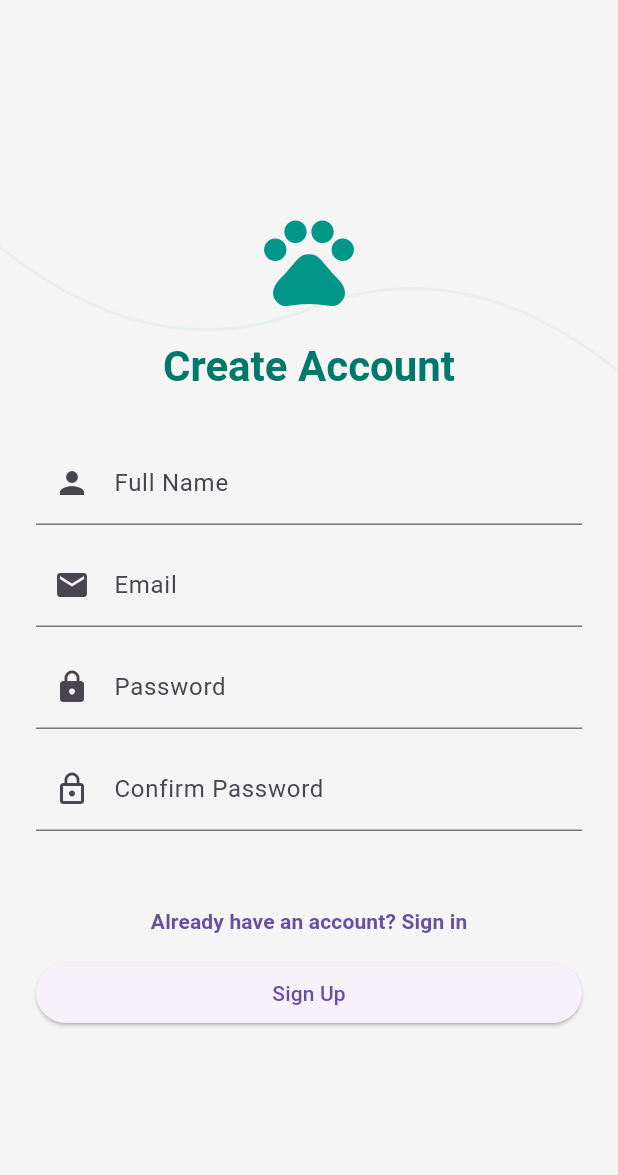
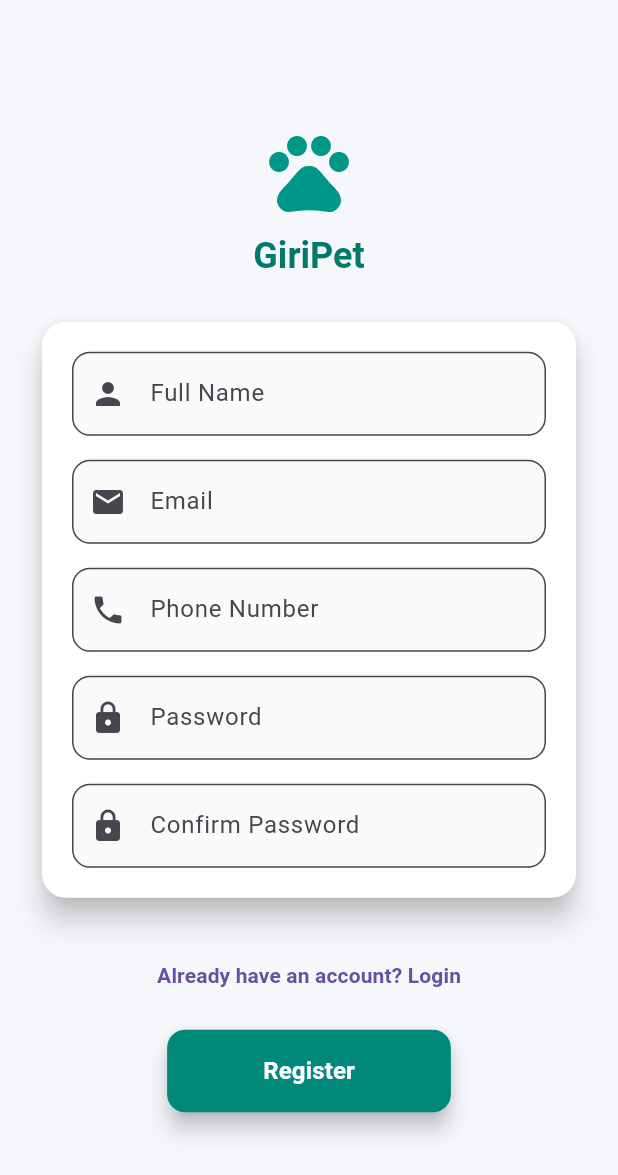
Before and after one commit to EminNiftili/GiriPetMobile, a Flutter app: the RegisterScreen screen opened by its route, on a phone screen of 412 x 824 dp. Shown: the top 1175 px of the screen. Run offline on Flutter 3.47's test engine with Material 3 defaults, Android fonts, the light colour scheme and no system bars; our stand-ins replace dio, equatable, flutter_bloc, shared_preferences; accounts and stored records are empty; generated files the repository leaves out were written again.

Commit message:
register page is ready

```diff
--- a/lib/core/network/dio_client.dart
+++ b/lib/core/network/dio_client.dart
@@ -4,7 +4,7 @@ import 'package:shared_preferences/shared_preferences.dart';
 
 class DioClient {
   final Dio _dio = Dio(BaseOptions(
-    baseUrl: 'https://localhost:7208/api',
+    baseUrl: 'http://46.31.77.59/api',
     connectTimeout: const Duration(seconds: 10),
     receiveTimeout: const Duration(seconds: 10),
     contentType: 'application/json',
--- a/lib/data/datasources/auth_remote_datasource.dart
+++ b/lib/data/datasources/auth_remote_datasource.dart
@@ -8,12 +8,13 @@ class AuthRemoteDataSource {
     required String name,
     required String email,
     required String password,
+    required String phone,
   }) async {
     return _dio.post('/auth/register', data: {
       'FullName': name,
       'Email': email,
       'Password': password,
-      'PhoneNumber': password,
+      'PhoneNumber': phone,
     });
   }
 }
--- a/lib/logic/blocs/register/register_event.dart
+++ b/lib/logic/blocs/register/register_event.dart
@@ -28,6 +28,14 @@ class RegisterPasswordChanged extends RegisterEvent {
   List<Object> get props => [password];
 }
 
+class RegisterPhoneChanged extends RegisterEvent {
+  final String phone;
+  const RegisterPhoneChanged(this.phone);
+
+  @override
+  List<Object> get props => [phone];
+}
+
 class RegisterConfirmPasswordChanged extends RegisterEvent {
   final String confirmPassword;
   const RegisterConfirmPasswordChanged(this.confirmPassword);
--- a/lib/logic/blocs/register/register_state.dart
+++ b/lib/logic/blocs/register/register_state.dart
@@ -8,15 +8,21 @@ class RegisterState extends Equatable {
   final bool isSubmitting;
   final bool isSuccess;
   final bool isFailure;
+  final String phone;
+  final bool isLoading;
+  final String errorMessage;
 
   const RegisterState({
     required this.name,
     required this.email,
     required this.password,
     required this.confirmPassword,
+    required this.phone,
     required this.isSubmitting,
     required this.isSuccess,
     required this.isFailure,
+    required this.isLoading,
+    required this.errorMessage,
   });
 
   factory RegisterState.initial() => const RegisterState(
@@ -24,32 +30,50 @@ class RegisterState extends Equatable {
         email: '',
         password: '',
         confirmPassword: '',
+        phone: '',
         isSubmitting: false,
         isSuccess: false,
         isFailure: false,
+        isLoading: false,
+        errorMessage: '',
       );
 
-  RegisterState copyWith({
-    String? name,
+  RegisterState copyWith(
+      {String? name,
       String? email,
       String? password,
       String? confirmPassword,
+      String? phone,
       bool? isSubmitting,
       bool? isSuccess,
       bool? isFailure,
-  }) {
+      bool? isLoading,
+      String? errorMessage}) {
     return RegisterState(
       name: name ?? this.name,
       email: email ?? this.email,
       password: password ?? this.password,
       confirmPassword: confirmPassword ?? this.confirmPassword,
+      phone: phone ?? this.phone,
       isSubmitting: isSubmitting ?? this.isSubmitting,
       isSuccess: isSuccess ?? this.isSuccess,
       isFailure: isFailure ?? this.isFailure,
+      isLoading: isLoading ?? this.isLoading,
+      errorMessage: errorMessage ?? this.errorMessage,
     );
   }
 
   @override
-  List<Object> get props =>
-      [name, email, password, confirmPassword, isSubmitting, isSuccess, isFailure];
+  List<Object> get props => [
+        name,
+        email,
+        password,
+        confirmPassword,
+        phone,
+        isSubmitting,
+        isSuccess,
+        isFailure,
+        isLoading,
+        errorMessage,
+      ];
 }
--- a/lib/main.dart
+++ b/lib/main.dart
@@ -1,4 +1,5 @@
 import 'package:flutter/material.dart';
+import 'package:giripet_mobile/presentation/screens/forgot_password_screen/forgot_password_screen.dart';
 import 'presentation/screens/login/login_screen.dart';
 import 'package:flutter_gen/gen_l10n/app_localizations.dart';
 import 'package:flutter_localizations/flutter_localizations.dart';
@@ -29,6 +30,7 @@ class MyApp extends StatelessWidget {
       ],
       routes: {
         '/register': (context) => const RegisterScreen(),
+        '/forgot_password': (context) => const ForgotPasswordScreen(),
       },
       home: const LoginScreen(),
     );
--- a/lib/presentation/screens/login/login_form.dart
+++ b/lib/presentation/screens/login/login_form.dart
@@ -95,10 +95,7 @@ class LoginForm extends StatelessWidget {
             const SizedBox(height: 12),
             TextButton(
               onPressed: () {
-                // TODO: Forgot password ekranına yönlendirme
-                ScaffoldMessenger.of(context).showSnackBar(
-                  const SnackBar(content: Text("Forgot Password clicked")),
-                );
+                Navigator.of(context).pushNamed('/forgot_password');
               },
               child: const Text(
                 'Forgot your password?',
@@ -114,7 +111,6 @@ class LoginForm extends StatelessWidget {
                 style: TextStyle(fontWeight: FontWeight.w600),
               ),
             ),
-
           ],
         );
       },
--- a/lib/presentation/screens/register/register_form.dart
+++ b/lib/presentation/screens/register/register_form.dart
@@ -2,99 +2,70 @@ import 'package:flutter/material.dart';
 import 'package:flutter_bloc/flutter_bloc.dart';
 import 'package:giripet_mobile/logic/blocs/register/register_bloc.dart';
 import 'package:giripet_mobile/logic/blocs/register/register_event.dart';
-import 'package:giripet_mobile/logic/blocs/register/register_state.dart';
 
 class RegisterForm extends StatelessWidget {
   const RegisterForm({super.key});
 
   @override
   Widget build(BuildContext context) {
-    return BlocBuilder<RegisterBloc, RegisterState>(
-      builder: (context, state) {
-        return Column(
+    return Card(
+      color: Colors.white,
+      elevation: 8,
+      shape: RoundedRectangleBorder(borderRadius: BorderRadius.circular(16)),
+      child: Padding(
+        padding: const EdgeInsets.all(20),
+        child: Column(
           crossAxisAlignment: CrossAxisAlignment.stretch,
           children: [
-            TextField(
-              onChanged: (value) =>
-                  context.read<RegisterBloc>().add(RegisterNameChanged(value)),
-              decoration: const InputDecoration(
-                labelText: 'Full Name',
-                prefixIcon: Icon(Icons.person),
-              ),
-            ),
-            const SizedBox(height: 12),
-            TextField(
-              onChanged: (value) =>
-                  context.read<RegisterBloc>().add(RegisterEmailChanged(value)),
-              decoration: const InputDecoration(
-                labelText: 'Email',
-                prefixIcon: Icon(Icons.email),
-              ),
-            ),
-            const SizedBox(height: 12),
-            TextField(
-              onChanged: (value) =>
-                  context.read<RegisterBloc>().add(RegisterPasswordChanged(value)),
-              obscureText: true,
-              decoration: const InputDecoration(
-                labelText: 'Password',
-                prefixIcon: Icon(Icons.lock),
-              ),
-            ),
-            const SizedBox(height: 12),
-            TextField(
-              onChanged: (value) => context
+            _buildInput('Full Name', Icons.person, onChanged: (value) {
+              context.read<RegisterBloc>().add(RegisterNameChanged(value));
+            }),
+            const SizedBox(height: 16),
+            _buildInput('Email', Icons.email,
+                keyboardType: TextInputType.emailAddress, onChanged: (value) {
+              context.read<RegisterBloc>().add(RegisterEmailChanged(value));
+            }),
+            const SizedBox(height: 16),
+            _buildInput('Phone Number', Icons.phone,
+                keyboardType: TextInputType.phone, onChanged: (value) {
+              context.read<RegisterBloc>().add(RegisterPhoneChanged(value));
+            }),
+            const SizedBox(height: 16),
+            _buildInput('Password', Icons.lock, obscureText: true,
+                onChanged: (value) {
+              context.read<RegisterBloc>().add(RegisterPasswordChanged(value));
+            }),
+            const SizedBox(height: 16),
+            _buildInput('Confirm Password', Icons.lock, obscureText: true,
+                onChanged: (value) {
+              context
                   .read<RegisterBloc>()
-                  .add(RegisterConfirmPasswordChanged(value)),
-              obscureText: true,
-              decoration: const InputDecoration(
-                labelText: 'Confirm Password',
-                prefixIcon: Icon(Icons.lock_outline),
-              ),
-            ),
-            const SizedBox(height: 24),
-            if (state.isFailure)
-              const Text(
-                'Registration failed!',
-                style: TextStyle(color: Colors.red),
-                textAlign: TextAlign.center,
-              ),
-            if (state.isSuccess)
-              const Text(
-                'Registration successful!',
-                style: TextStyle(color: Colors.green),
-                textAlign: TextAlign.center,
-              ),
-            const SizedBox(height: 12),
-            TextButton(
-              onPressed: () {
-                Navigator.of(context).pop(); // Geri dönüş
-              },
-              child: const Text(
-                'Already have an account? Sign in',
-                style: TextStyle(fontWeight: FontWeight.bold),
-              ),
-            ),
-            ElevatedButton(
-              onPressed: state.isSubmitting
-                  ? null
-                  : () {
-                context.read<RegisterBloc>().add(const RegisterSubmitted());
-              },
-              child: state.isSubmitting
-                  ? const SizedBox(
-                height: 20,
-                width: 20,
-                child: CircularProgressIndicator(
-                  strokeWidth: 2,
-                  valueColor: AlwaysStoppedAnimation<Color>(Colors.white),
-                ),
-              )
-                  : const Text('Sign Up'),
-            ),
+                  .add(RegisterConfirmPasswordChanged(value));
+            }),
           ],
-        );
-      },
+        ),
+      ),
+    );
+  }
+
+  Widget _buildInput(
+    String label,
+    IconData icon, {
+    bool obscureText = false,
+    TextInputType keyboardType = TextInputType.text,
+    required Function(String) onChanged,
+  }) {
+    return TextField(
+      obscureText: obscureText,
+      keyboardType: keyboardType,
+      decoration: InputDecoration(
+        labelText: label,
+        prefixIcon: Icon(icon),
+        filled: true,
+        fillColor: Colors.grey.shade50,
+        border: OutlineInputBorder(borderRadius: BorderRadius.circular(12)),
+      ),
+      onChanged: onChanged,
     );
   }
 }
--- a/lib/presentation/screens/register/register_screen.dart
+++ b/lib/presentation/screens/register/register_screen.dart
@@ -1,8 +1,9 @@
 import 'package:flutter/material.dart';
 import 'package:flutter_bloc/flutter_bloc.dart';
 import 'package:giripet_mobile/logic/blocs/register/register_bloc.dart';
+import 'package:giripet_mobile/logic/blocs/register/register_event.dart';
 import 'package:giripet_mobile/logic/blocs/register/register_state.dart';
-import 'package:giripet_mobile/presentation/widgets/backgroundDecoration.dart';
+import 'package:giripet_mobile/presentation/widgets/loading_overlay.dart';
 import 'register_form.dart';
 
 class RegisterScreen extends StatelessWidget {
@@ -10,44 +11,106 @@ class RegisterScreen extends StatelessWidget {
 
   @override
   Widget build(BuildContext context) {
-    return Scaffold(
-      backgroundColor: Colors.grey.shade100,
-      body: BlocProvider(
-        create: (_) => RegisterBloc(),
-        child: Stack(
-          children: [
-            const Positioned.fill(child: BackgroundDecoration()),
-            Center(
+    return BlocProvider(
+      create: (context) => RegisterBloc(),
+      child: BlocListener<RegisterBloc, RegisterState>(
+        listenWhen: (previous, current) =>
+            previous.isFailure != current.isFailure,
+        listener: (context, state) {
+          if (state.isFailure) {
+            ScaffoldMessenger.of(context).showSnackBar(
+              SnackBar(
+                content: Text(state.errorMessage),
+                backgroundColor: Colors.red,
+              ),
+            );
+          } else {
+            Navigator.of(context).pop();
+          }
+        },
+        child: BlocBuilder<RegisterBloc, RegisterState>(
+          builder: (context, state) {
+            return LoadingOverlay(
+                isLoading: state.isLoading,
+                child: Scaffold(
+                  backgroundColor: const Color(0xFFF5F7FA),
+                  body: Center(
                     child: SingleChildScrollView(
                       padding: const EdgeInsets.symmetric(horizontal: 24.0),
                       child: Column(
                         mainAxisSize: MainAxisSize.min,
                         children: [
-                    const Icon(Icons.pets, size: 72, color: Colors.teal),
-                    const SizedBox(height: 16),
+                          const Icon(Icons.pets, size: 64, color: Colors.teal),
+                          const SizedBox(height: 8),
                           Text(
-                      'Create Account',
-                      style: Theme.of(context).textTheme.headlineMedium?.copyWith(
+                            "GiriPet",
+                            style: Theme.of(context)
+                                .textTheme
+                                .headlineSmall
+                                ?.copyWith(
                                   color: Colors.teal.shade700,
                                   fontWeight: FontWeight.bold,
                                 ),
                           ),
-                    const SizedBox(height: 32),
-                    BlocListener<RegisterBloc, RegisterState>(
-                      listener: (context, state) {
-                        if (state.isSuccess) {
-                          Navigator.of(context).pushReplacementNamed('/home');
-                        }
-                      },
-                      child: const RegisterForm(),
-                    ),
+                          const SizedBox(height: 24),
+                          const RegisterForm(), // 👈 sadece input'ları içeriyor
+                          const SizedBox(height: 24),
+                          const _AlreadyHaveAccountLabel(), // 👈 Yeni label
+                          const SizedBox(height: 12),
+                          _RegisterButton(), // 👈 card'ın dışında
                         ],
                       ),
                     ),
                   ),
-          ],
+                ));
+          },
         ),
       ),
     );
   }
 }
+
+class _RegisterButton extends StatelessWidget {
+  const _RegisterButton({super.key});
+
+  @override
+  Widget build(BuildContext context) {
+    return ElevatedButton(
+      onPressed: () {
+        context.read<RegisterBloc>().add(const RegisterSubmitted());
+      },
+      style: ElevatedButton.styleFrom(
+        padding: const EdgeInsets.symmetric(vertical: 16, horizontal: 64),
+        shape: RoundedRectangleBorder(
+          borderRadius: BorderRadius.circular(12),
+        ),
+        backgroundColor: Colors.teal.shade600,
+        elevation: 6,
+      ),
+      child: const Text(
+        'Register',
+        style: TextStyle(
+            fontSize: 16, fontWeight: FontWeight.bold, color: Colors.white),
+      ),
+    );
+  }
+}
+
+class _AlreadyHaveAccountLabel extends StatelessWidget {
+  const _AlreadyHaveAccountLabel({super.key});
+
+  @override
+  Widget build(BuildContext context) {
+    return TextButton(
+      onPressed: () {
+        Navigator.pop(context); // 👈 Login sayfasına geri döner
+      },
+      child: const Text(
+        'Already have an account? Login',
+        style: TextStyle(
+          fontWeight: FontWeight.w600,
+        ),
+      ),
+    );
+  }
+}
--- /dev/null
+++ b/lib/presentation/widgets/loading_overlay.dart
@@ -0,0 +1,28 @@
+import 'package:flutter/material.dart';
+
+class LoadingOverlay extends StatelessWidget {
+  final bool isLoading;
+  final Widget child;
+
+  const LoadingOverlay({
+    Key? key,
+    required this.isLoading,
+    required this.child,
+  }) : super(key: key);
+
+  @override
+  Widget build(BuildContext context) {
+    return Stack(
+      children: [
+        child,
+        if (isLoading)
+          Container(
+            color: Colors.black.withOpacity(0.5),
+            child: const Center(
+              child: CircularProgressIndicator(),
+            ),
+          ),
+      ],
+    );
+  }
+}
```
Also changed, not shown: lib/logic/blocs/register/register_bloc.dart (+29 -7 lines), lib/presentation/screens/forgot_password_screen/forgot_password_screen.dart (added, +193 -0 lines). Lines whose indentation alone changed are shown as unchanged.
